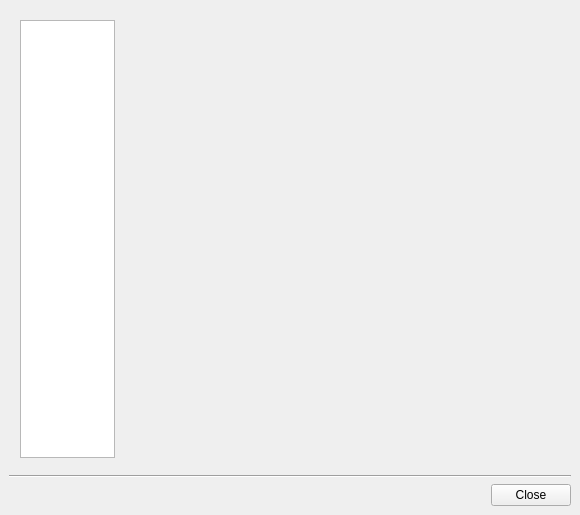
Qt form PAConsole/res/maindlg.ui (AnarManafov/PoD) before a commit.
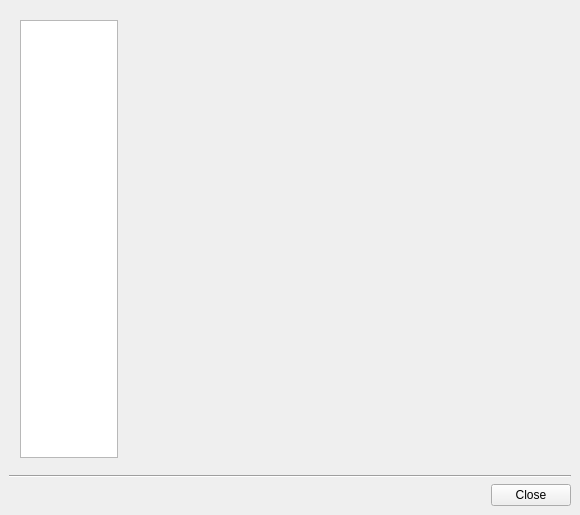
The same form after that commit.

Commit message: PAConsole: fixed spacing size in the list ctrl (tabs)

```diff
--- a/PAConsole/res/maindlg.ui
+++ b/PAConsole/res/maindlg.ui
@@ -53,13 +53,13 @@
         <widget class="QListWidget" name="contentsWidget" >
          <property name="minimumSize" >
           <size>
-           <width>95</width>
+           <width>98</width>
            <height>0</height>
           </size>
          </property>
          <property name="maximumSize" >
           <size>
-           <width>95</width>
+           <width>98</width>
            <height>16777215</height>
           </size>
          </property>
@@ -81,6 +81,9 @@
            <height>70</height>
           </size>
          </property>
+         <property name="spacing" >
+          <number>10</number>
+         </property>
          <property name="viewMode" >
           <enum>QListView::IconMode</enum>
          </property>
```
